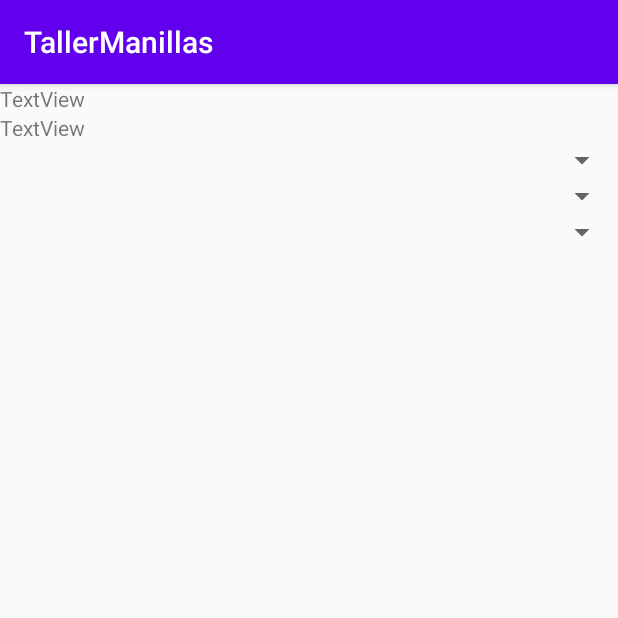
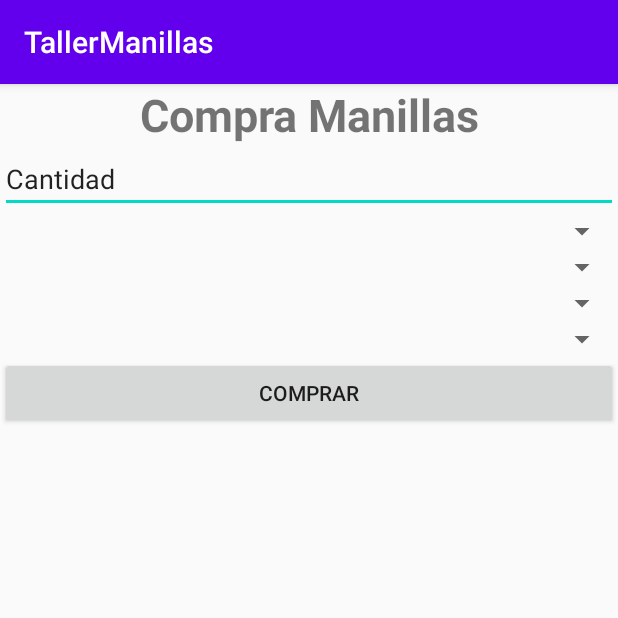
Before and after one commit to KliAndres/tallermanillas, an Android app: the screen it shows after launch (MainActivity), on a phone screen of 412 x 824 dp, the top half of it. Run offline under Robolectric (Android 15) with nearby library versions, the light colour scheme and no system bars.

Commit message:
Interfaz terminada

```diff
--- a/app/src/main/res/layout/activity_main.xml
+++ b/app/src/main/res/layout/activity_main.xml
@@ -8,29 +8,58 @@
     tools:context=".MainActivity" >
 
     <TextView
-        android:id="@+id/textView"
+        android:id="@+id/txvTitulo"
         android:layout_width="match_parent"
         android:layout_height="wrap_content"
-        android:text="TextView" />
+        android:gravity="center_horizontal"
+        android:text="@string/titulo"
+        android:textSize="30sp"
+        android:textStyle="bold" />
 
-    <TextView
-        android:id="@+id/textView2"
+    <EditText
+        android:id="@+id/lblCantidad"
         android:layout_width="match_parent"
         android:layout_height="wrap_content"
-        android:text="TextView" />
+        android:ems="10"
+        android:inputType="textPersonName"
+        android:text="@string/cantidad" />
 
     <Spinner
-        android:id="@+id/spinner"
+        android:id="@+id/cmbMaterial"
         android:layout_width="match_parent"
         android:layout_height="wrap_content" />
 
     <Spinner
-        android:id="@+id/spinner2"
+        android:id="@+id/cmbDije"
         android:layout_width="match_parent"
         android:layout_height="wrap_content" />
 
     <Spinner
-        android:id="@+id/spinner3"
+        android:id="@+id/cmbTipo"
+        android:layout_width="match_parent"
+        android:layout_height="wrap_content" />
+
+    <Spinner
+        android:id="@+id/cmbMoneda"
+        android:layout_width="match_parent"
+        android:layout_height="wrap_content" />
+
+    <LinearLayout
+        android:layout_width="match_parent"
+        android:layout_height="wrap_content"
+        android:orientation="horizontal">
+
+        <Button
+            android:id="@+id/btnComprar"
+            android:layout_width="wrap_content"
+            android:layout_height="wrap_content"
+            android:layout_weight="1"
+            android:text="@string/comprar" />
+
+    </LinearLayout>
+
+    <TextView
+        android:id="@+id/lblValorPagar"
         android:layout_width="match_parent"
         android:layout_height="wrap_content" />
 
--- a/app/src/main/res/values/strings.xml
+++ b/app/src/main/res/values/strings.xml
@@ -1,3 +1,6 @@
 <resources>
     <string name="app_name">TallerManillas</string>
+    <string name="titulo">Compra Manillas</string>
+    <string name="cantidad">Cantidad</string>
+    <string name="comprar">Comprar</string>
 </resources>
```
